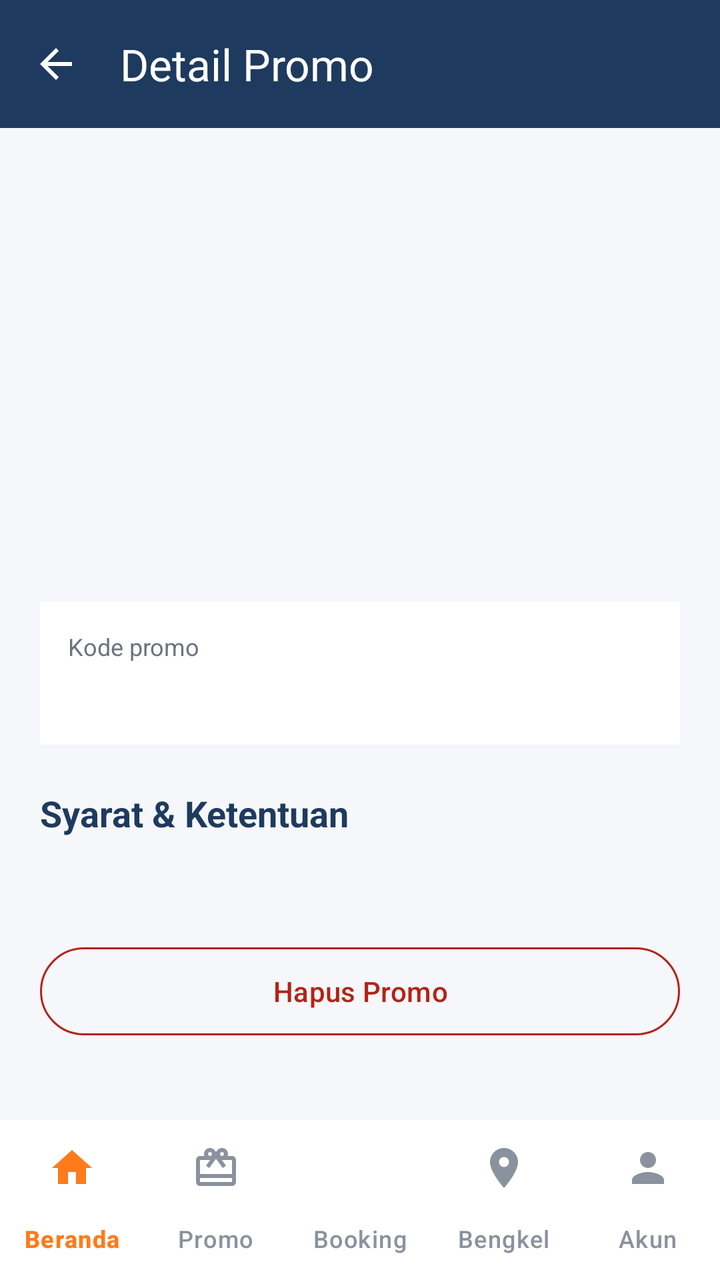
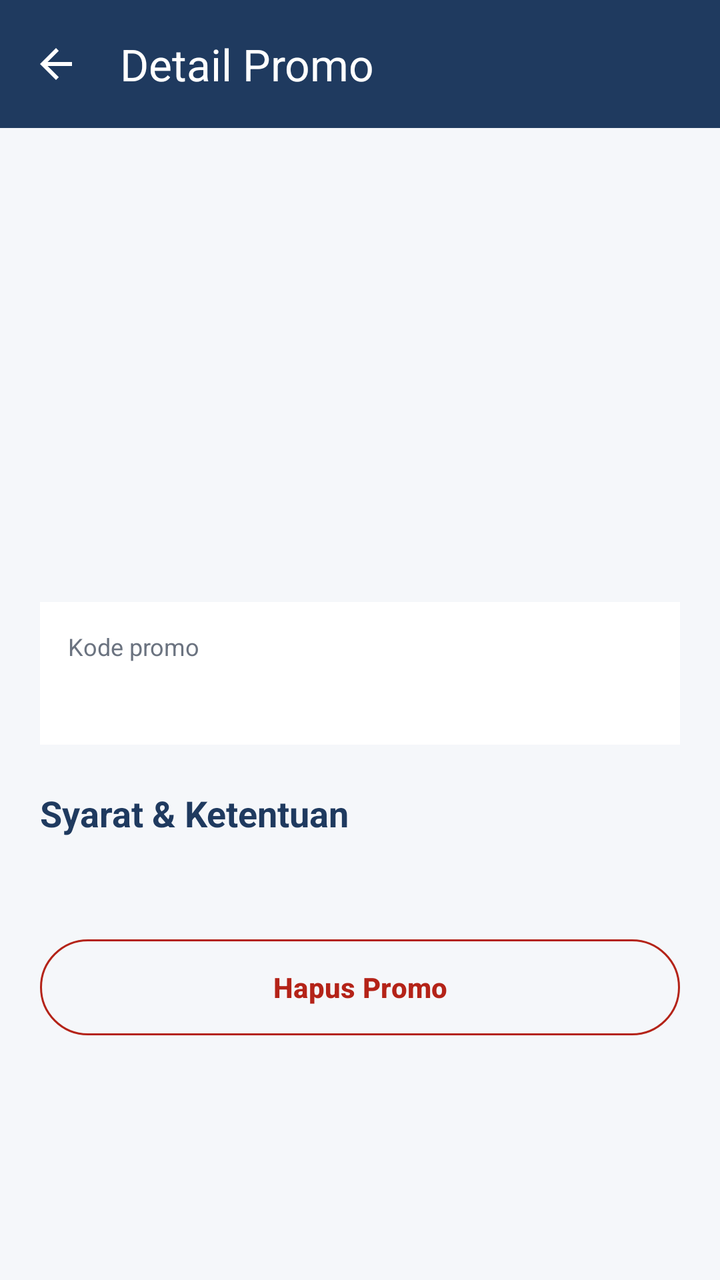

Before-and-after screenshots of an Android layout around one commit, followed by the original layout XML and the change that was made.
<!-- AndroidManifest.xml: application theme Theme.MobileProject -->
<!-- res/layout/activity_detail_promo_petugas.xml -->
<?xml version="1.0" encoding="utf-8"?>
<LinearLayout xmlns:android="http://schemas.android.com/apk/res/android"
    xmlns:app="http://schemas.android.com/apk/res-auto"
    android:layout_width="match_parent"
    android:layout_height="match_parent"
    android:background="@color/bk_bg_screen"
    android:orientation="vertical">

    <com.google.android.material.appbar.MaterialToolbar
        android:id="@+id/toolbar"
        android:layout_width="match_parent"
        android:layout_height="?attr/actionBarSize"
        android:background="@color/bk_primary"
        app:navigationIcon="?attr/homeAsUpIndicator"
        app:navigationIconTint="@android:color/white"
        app:title="Detail Promo"
        app:titleTextColor="@android:color/white" />

    <ScrollView
        android:layout_width="match_parent"
        android:layout_height="0dp"
        android:layout_weight="1">

        <LinearLayout
            android:layout_width="match_parent"
            android:layout_height="wrap_content"
            android:orientation="vertical">

            <ImageView
                android:id="@+id/imgBanner"
                android:layout_width="match_parent"
                android:layout_height="150dp"
                android:contentDescription="Detail Promo"
                android:scaleType="centerCrop" />

            <LinearLayout
                android:layout_width="match_parent"
                android:layout_height="wrap_content"
                android:orientation="vertical"
                android:padding="20dp">

                <TextView
                    android:id="@+id/tvPromoJudul"
                    android:layout_width="match_parent"
                    android:layout_height="wrap_content"
                    android:textColor="@color/bk_primary"
                    android:textSize="22sp"
                    android:textStyle="bold" />

                <TextView
                    android:id="@+id/tvPromoMeta"
                    android:layout_width="match_parent"
                    android:layout_height="wrap_content"
                    android:layout_marginTop="6dp"
                    android:textColor="@color/bk_text_secondary"
                    android:textSize="13sp" />

                <LinearLayout
                    android:layout_width="match_parent"
                    android:layout_height="wrap_content"
                    android:layout_marginTop="14dp"
                    android:background="@android:color/white"
                    android:orientation="vertical"
                    android:padding="14dp">

                    <TextView
                        android:layout_width="wrap_content"
                        android:layout_height="wrap_content"
                        android:text="Kode promo"
                        android:textColor="@color/bk_text_secondary"
                        android:textSize="12sp" />

                    <TextView
                        android:id="@+id/tvKodePromo"
                        android:layout_width="wrap_content"
                        android:layout_height="wrap_content"
                        android:textColor="@color/bk_primary"
                        android:textSize="20sp"
                        android:textStyle="bold" />
                </LinearLayout>

                <TextView
                    android:layout_width="wrap_content"
                    android:layout_height="wrap_content"
                    android:layout_marginTop="22dp"
                    android:text="Syarat &amp; Ketentuan"
                    android:textColor="@color/bk_primary"
                    android:textSize="18sp"
                    android:textStyle="bold" />

                <TextView
                    android:id="@+id/tvSyarat"
                    android:layout_width="match_parent"
                    android:layout_height="wrap_content"
                    android:layout_marginTop="6dp"
                    android:lineSpacingMultiplier="1.2"
                    android:textColor="@color/bk_text_primary"
                    android:textSize="14sp" />

                <com.google.android.material.button.MaterialButton
                    android:id="@+id/btnHapus"
                    style="@style/Widget.Material3.Button.OutlinedButton"
                    android:layout_width="match_parent"
                    android:layout_height="52dp"
                    android:layout_marginTop="26dp"
                    android:text="Hapus Promo"
                    android:textColor="#B42318"
                    app:strokeColor="#B42318" />
            </LinearLayout>
        </LinearLayout>
    </ScrollView>

    <com.google.android.material.bottomnavigation.BottomNavigationView
        android:id="@+id/bottomNav"
        android:layout_width="match_parent"
        android:layout_height="wrap_content"
        android:background="@android:color/white"
        app:elevation="12dp"
        app:itemActiveIndicatorStyle="@null"
        app:itemIconTint="@color/bk_nav_item_color"
        app:itemTextColor="@color/bk_nav_item_color"
        app:labelVisibilityMode="labeled"
        app:menu="@menu/menu_bottom_nav" />
</LinearLayout>
<!-- resources referenced by this layout -->
<resources>
  <color name="bk_bg_screen">#F5F7FA</color>
  <color name="bk_primary">#1F3A5F</color>
  <color name="bk_text_primary">#2B2F36</color>
  <color name="bk_text_secondary">#6B7380</color>
  <style name="Theme.MobileProject" parent="Base.Theme.MobileProject" />
  <style name="Base.Theme.MobileProject" parent="Theme.Material3.DayNight.NoActionBar">
  
      </style>
</resources>

<!-- the commit's change to res/layout/activity_detail_promo_petugas.xml (unified diff, before → after) -->
@@ -101,24 +101,19 @@
                     android:id="@+id/btnHapus"
                     style="@style/Widget.Material3.Button.OutlinedButton"
                     android:layout_width="match_parent"
-                    android:layout_height="52dp"
+                    android:layout_height="48dp"
                     android:layout_marginTop="26dp"
+                    android:insetTop="0dp"
+                    android:insetBottom="0dp"
                     android:text="Hapus Promo"
+                    android:textAllCaps="false"
                     android:textColor="#B42318"
+                    android:textSize="14sp"
+                    android:textStyle="bold"
+                    app:cornerRadius="24dp"
                     app:strokeColor="#B42318" />
             </LinearLayout>
         </LinearLayout>
     </ScrollView>
 
-    <com.google.android.material.bottomnavigation.BottomNavigationView
-        android:id="@+id/bottomNav"
-        android:layout_width="match_parent"
-        android:layout_height="wrap_content"
-        android:background="@android:color/white"
-        app:elevation="12dp"
-        app:itemActiveIndicatorStyle="@null"
-        app:itemIconTint="@color/bk_nav_item_color"
-        app:itemTextColor="@color/bk_nav_item_color"
-        app:labelVisibilityMode="labeled"
-        app:menu="@menu/menu_bottom_nav" />
 </LinearLayout>
